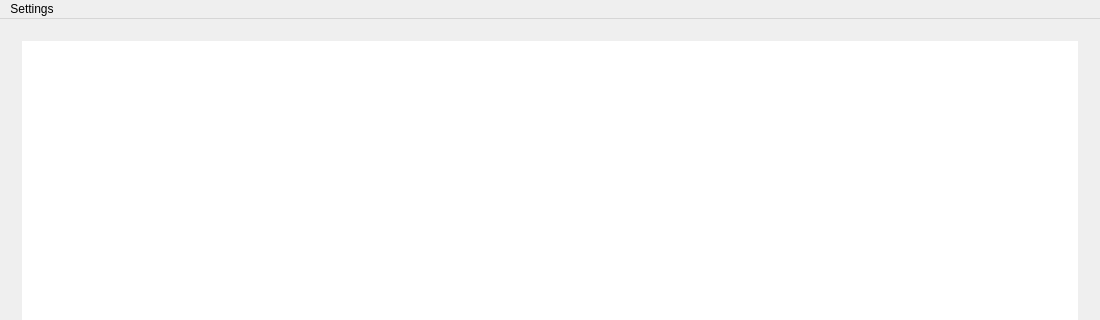
Old version of the form new-client/resc/ui/core.ui in the repository z3vxo/Abyss; both pictures show x 0 to 1100 and y 0 to 320 of the 1100 by 645 pixel window.
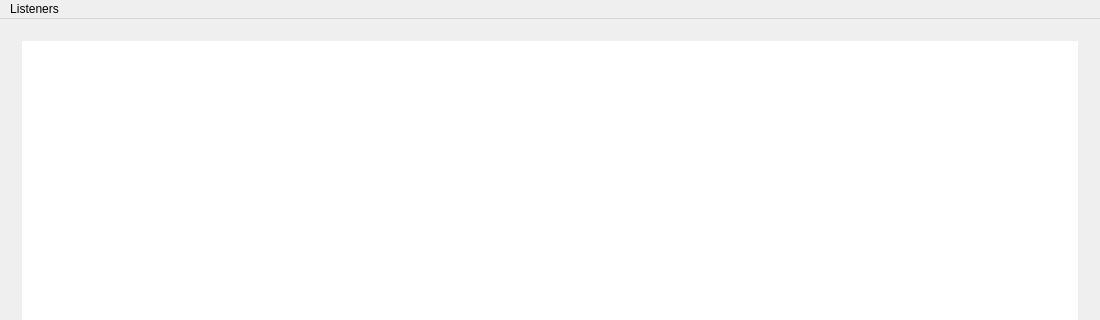
New version of the form.

Patch:
```diff
--- a/new-client/resc/ui/core.ui
+++ b/new-client/resc/ui/core.ui
@@ -136,12 +136,12 @@
      <height>21</height>
     </rect>
    </property>
-   <widget class="QMenu" name="menuSettings">
+   <widget class="QMenu" name="menuListeners">
     <property name="title">
-     <string>Settings</string>
+     <string>Listeners</string>
     </property>
    </widget>
-   <addaction name="menuSettings"/>
+   <addaction name="menuListeners"/>
   </widget>
   <widget class="QStatusBar" name="statusbar"/>
  </widget>
```
Left out of the diff: 9 changed lines with no effect on the pictures.
